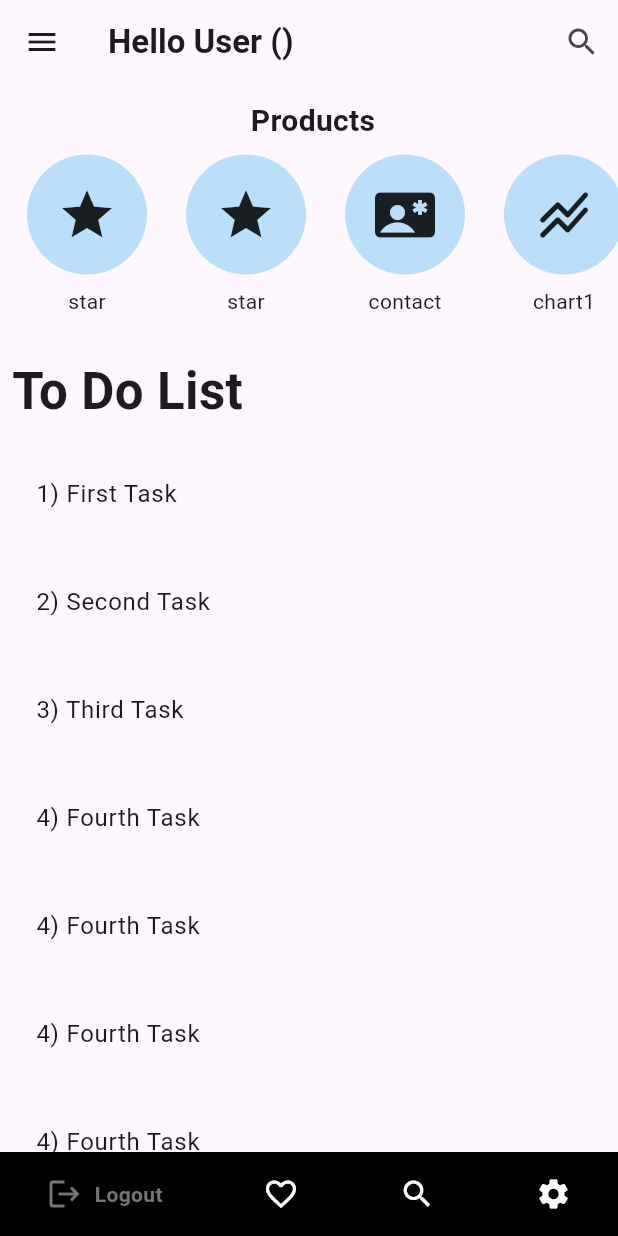
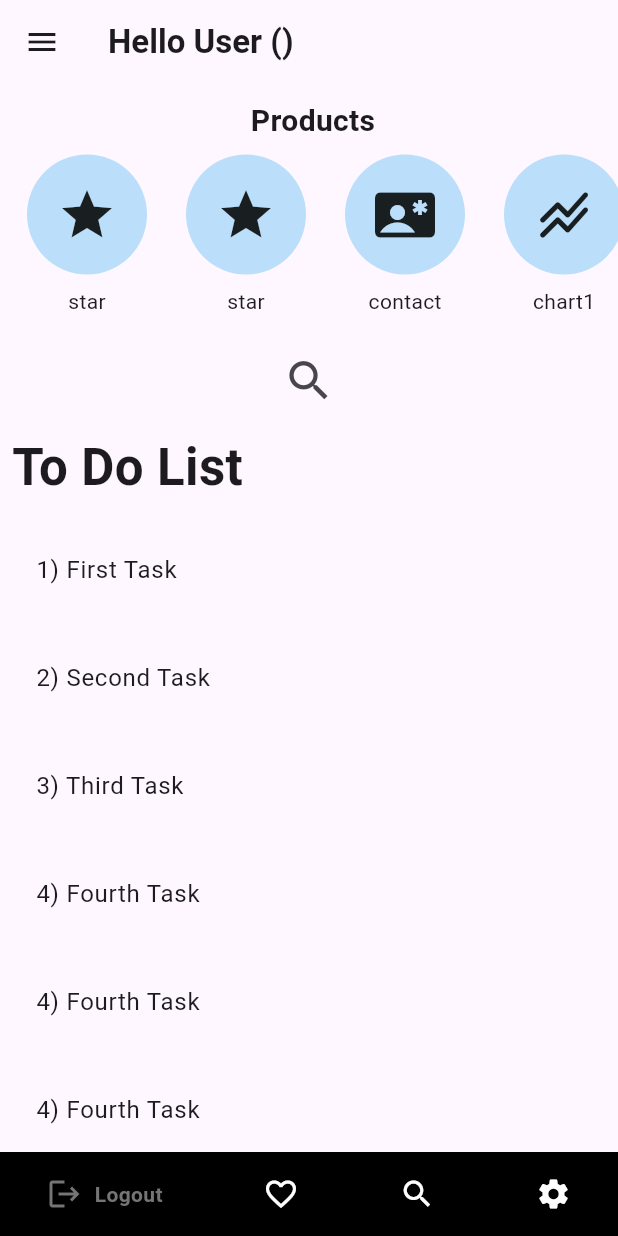
Before and after one commit to Aryan11m/inventoy_app_modules, a Flutter app: the MyHomePage screen opened by its route, on a phone screen of 412 x 824 dp. Run offline on Flutter 3.47's test engine with Material 3 defaults, Android fonts, the phone set to English and light mode, and no system bars; drawn by our look-alikes of google_nav_bar; our stand-ins replace get, hive, hive_flutter; accounts and stored records are empty.

Commit message:
minor
Change in search icon

```diff
--- a/lib/page.dart
+++ b/lib/page.dart
@@ -74,14 +74,14 @@ class _MyHomePageState extends State<MyHomePage> {
           'Hello $userName ($userRole)',
           style: const TextStyle(fontWeight: FontWeight.bold),
         ),
-        actions: [
-          IconButton(
-            onPressed: () {
-              showSearch(context: context, delegate: MySearchDelegate());
-            },
-            icon: const Icon(Icons.search),
-          ),
-        ],
+        // actions: [
+        //   IconButton(
+        //     onPressed: () {
+        //       showSearch(context: context, delegate: MySearchDelegate());
+        //     },
+        //     icon: const Icon(Icons.search),
+        //   ),
+        // ],
         leading: Builder(
           builder: (context) {
             return IconButton(
@@ -143,7 +143,16 @@ class _MyHomePageState extends State<MyHomePage> {
           Flexible(
             child: ListView(
               scrollDirection: Axis.vertical,
+
               children: [
+                IconButton(
+                  onPressed: () {
+                    showSearch(context: context, delegate: MySearchDelegate());
+                  },
+                  icon: const Icon(Icons.search),
+                  iconSize: 35,
+                ),
+
                 Padding(
                   padding: const EdgeInsets.all(8.0),
                   child: Text(
@@ -395,11 +404,11 @@ class _MyHomePageState extends State<MyHomePage> {
 // }
 class MySearchDelegate extends SearchDelegate {
   List<String> searchResults = [
-    'Product 1',
-    'Product 2',
-    'Product 3',
-    'Product 4',
-    'Product 5',
+    '1) First Task',
+    '2) Second Task',
+    '3) Third Task',
+    '4) Fourth Task',
+    '5) Fifth Task',
   ];
 
   @override
```
